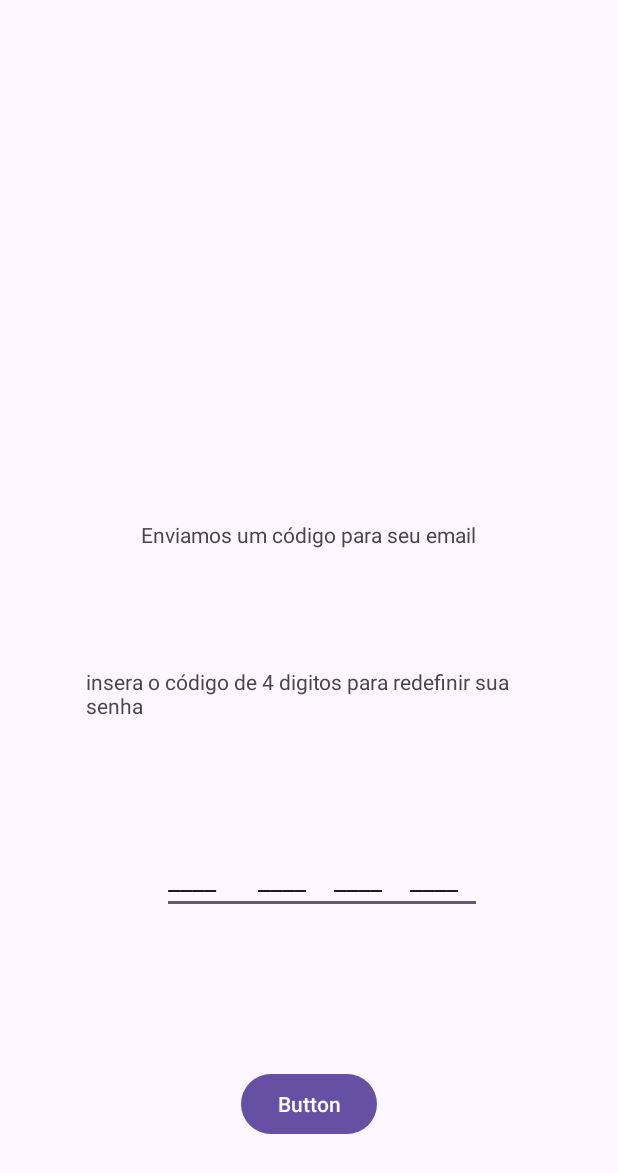
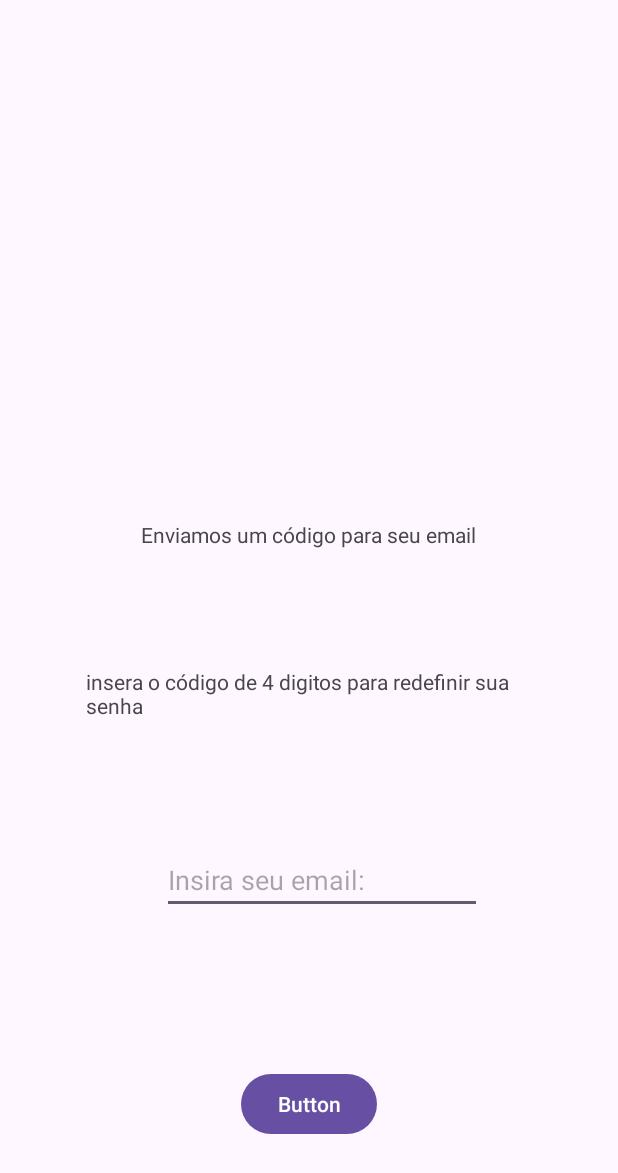
Before and after one commit to jonathanluca/Sistema-_de_cadatro, an Android app: the Redefinir_senha screen opened directly, with no data from a screen before it, on a phone screen of 412 x 824 dp. Shown: the top 1173 px of the screen. Run offline under Robolectric (Android 15) with nearby library versions, the phone set to English and light mode, and no system bars; our stand-ins replace Firebase (no records; nobody signed in at launch, a user with empty details on screens opened directly).

Commit message:
Validação do email e recuperação e alteração da senha

```diff
--- a/app/src/main/java/br/com/myapp/Redefinir_senha.kt
+++ b/app/src/main/java/br/com/myapp/Redefinir_senha.kt
@@ -1,20 +1,53 @@
 package br.com.myapp
 
+import android.content.Intent
 import android.os.Bundle
-import androidx.activity.enableEdgeToEdge
+import android.widget.Toast
 import androidx.appcompat.app.AppCompatActivity
-import androidx.core.view.ViewCompat
-import androidx.core.view.WindowInsetsCompat
+import br.com.myapp.databinding.ActivityRedefinirSenhaBinding
+import com.google.firebase.auth.FirebaseAuth
 
 class Redefinir_senha : AppCompatActivity() {
+    private lateinit var binding: ActivityRedefinirSenhaBinding
+    private lateinit var auth: FirebaseAuth  // Declarar o FirebaseAuth
+
     override fun onCreate(savedInstanceState: Bundle?) {
         super.onCreate(savedInstanceState)
-        enableEdgeToEdge()
-        setContentView(R.layout.activity_redefinir_senha)
-        ViewCompat.setOnApplyWindowInsetsListener(findViewById(R.id.main)) { v, insets ->
-            val systemBars = insets.getInsets(WindowInsetsCompat.Type.systemBars())
-            v.setPadding(systemBars.left, systemBars.top, systemBars.right, systemBars.bottom)
-            insets
+        binding = ActivityRedefinirSenhaBinding.inflate(layoutInflater)
+        setContentView(binding.root)
+        auth = FirebaseAuth.getInstance()  // Inicializar o FirebaseAuth
+
+        // Configurando o listener do botão para redefinir a senha
+        binding.buttonRedefinirSenha.setOnClickListener {
+            val email = binding.campoEmail.text.toString()
+            esqueceuSenha(email)
         }
     }
+
+    private fun esqueceuSenha(email: String) {
+        if (email.isEmpty()) {
+            Toast.makeText(baseContext, "Insira seu email no campo de email.", Toast.LENGTH_SHORT).show()
+            return
+        }
+
+        if (!android.util.Patterns.EMAIL_ADDRESS.matcher(email).matches()) {
+            Toast.makeText(baseContext, "Por favor, insira um email válido para redefinir a senha.", Toast.LENGTH_SHORT).show()
+            return
+        }
+
+        auth.sendPasswordResetEmail(email).addOnCompleteListener { task ->
+            if (task.isSuccessful) {
+                Toast.makeText(baseContext, "Instruções para redefinir a senha foram enviadas para seu email.", Toast.LENGTH_LONG).show()
+                navigateToMainScreen() // Navegar para a tela inicial
+            } else {
+                Toast.makeText(baseContext, "Falha ao enviar email de redefinição. Verifique se o email está correto e tente novamente.", Toast.LENGTH_LONG).show()
+            }
+        }
+    }
+
+    private fun navigateToMainScreen() {
+        val mainActivityIntent = Intent(this, MainActivity::class.java)
+        startActivity(mainActivityIntent)
+        finish()  // Finaliza a atividade atual para que o usuário não retorne a ela ao pressionar o botão Voltar
+    }
 }
--- a/app/src/main/res/layout/activity_redefinir_senha.xml
+++ b/app/src/main/res/layout/activity_redefinir_senha.xml
@@ -8,7 +8,7 @@
     tools:context=".Redefinir_senha">
 
     <Button
-        android:id="@+id/button4"
+        android:id="@+id/button_redefinir_senha"
         android:layout_width="wrap_content"
         android:layout_height="wrap_content"
         android:layout_marginBottom="64dp"
@@ -22,7 +22,7 @@
         android:layout_width="wrap_content"
         android:layout_height="wrap_content"
         android:text="Enviamos um código para seu email"
-        app:layout_constraintBottom_toTopOf="@+id/button4"
+        app:layout_constraintBottom_toTopOf="@+id/button_redefinir_senha"
         app:layout_constraintEnd_toEndOf="parent"
         app:layout_constraintHorizontal_bias="0.498"
         app:layout_constraintStart_toStartOf="parent"
@@ -33,7 +33,7 @@
         android:layout_width="319dp"
         android:layout_height="51dp"
         android:text="insera o código de 4 digitos para redefinir sua senha"
-        app:layout_constraintBottom_toTopOf="@+id/button4"
+        app:layout_constraintBottom_toTopOf="@+id/button_redefinir_senha"
         app:layout_constraintEnd_toEndOf="parent"
         app:layout_constraintHorizontal_bias="0.619"
         app:layout_constraintStart_toStartOf="parent"
@@ -41,12 +41,13 @@
         app:layout_constraintVertical_bias="0.266" />
 
     <EditText
-        android:id="@+id/editTextText"
+        android:id="@+id/campo_email"
         android:layout_width="wrap_content"
         android:layout_height="wrap_content"
         android:ems="10"
+        android:hint="Insira seu email:"
         android:inputType="text"
-        android:text="____      ____    ____    ____"
+        android:text=""
         app:layout_constraintBottom_toBottomOf="parent"
         app:layout_constraintEnd_toEndOf="parent"
         app:layout_constraintHorizontal_bias="0.542"
--- a/app/src/main/res/layout/activity_tela_incial.xml
+++ b/app/src/main/res/layout/activity_tela_incial.xml
@@ -42,7 +42,7 @@
         app:layout_constraintVertical_bias="0.788" />
 
     <TextView
-        android:id="@+id/textView"
+        android:id="@+id/text_sair"
         android:layout_width="wrap_content"
         android:layout_height="wrap_content"
         android:text="Sair"
```
Also changed, not shown: app/src/main/java/br/com/myapp/MainActivity.kt (+31 -26 lines), app/src/main/java/br/com/myapp/Tela_incial.kt (+12 -7 lines).
